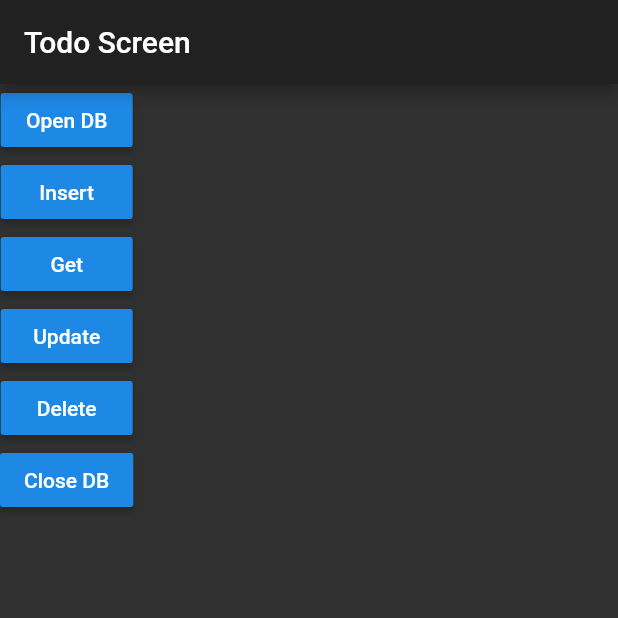
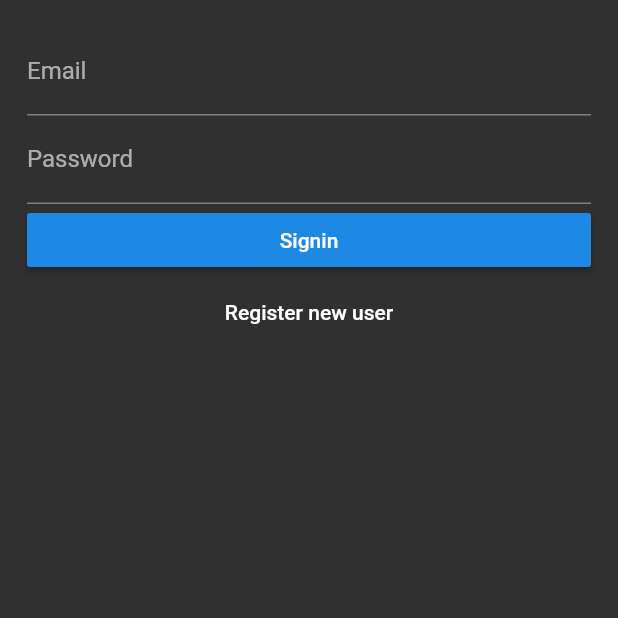
Before and after one commit to Pannita2212/lab01, a Flutter app: the screen it shows after launch, on a phone screen of 412 x 824 dp, the top half of it. Run offline on Flutter 3.47's test engine with Material 2 defaults, Android fonts, the phone set to English and light mode, and no system bars; our stand-ins replace datetime_picker_formfield, firebase_auth, image_picker, sqflite; accounts and stored records are empty.

Commit message:
set firebase

```diff
--- a/lib/main.dart
+++ b/lib/main.dart
@@ -1,8 +1,10 @@
 import 'package:flutter/material.dart';
-import './ui/first_screen.dart';
-import './ui/second_screen.dart';
-import './ui/my_custom_form.dart';
-import './ui/todo_screen.dart';
+import './ui/login_screen.dart';
+import './ui/register_screen.dart';
+// import './ui/first_screen.dart';
+// import './ui/second_screen.dart';
+// import './ui/my_custom_form.dart';
+// import './ui/todo_screen.dart';
 
 void main() => runApp(MyApp());
 
@@ -20,8 +22,8 @@ class MyApp extends StatelessWidget {
       // home: MyHomePage(),
       initialRoute: '/',
       routes: {
-        '/': (context) => TodoScreen(),
-        '/second': (context) => SecondScreen(),
+        '/': (context) => LoginScreen(),
+        '/register': (context) => RegisterScreen(),
       },
     );
   }
--- /dev/null
+++ b/lib/ui/login_screen.dart
@@ -0,0 +1,72 @@
+import 'package:flutter/material.dart';
+import 'package:firebase_auth/firebase_auth.dart';
+
+class LoginScreen extends StatefulWidget {
+  @override
+  State<StatefulWidget> createState() {
+    return LoginScreenState();
+  }
+}
+
+class LoginScreenState extends State<LoginScreen> {
+  final _formkey = GlobalKey<FormState>();
+  FirebaseAuth auth = FirebaseAuth.instance;
+
+  @override
+  Widget build(BuildContext context) {
+    return Scaffold(
+      body: Padding(
+        padding: EdgeInsets.all(18),
+        child: Form(
+          key: _formkey,
+          child: Column(
+            children: <Widget>[
+              TextFormField(
+                decoration: InputDecoration(labelText: "Email"),
+                keyboardType: TextInputType.emailAddress,
+                validator: (value){
+                  if(value.isEmpty) return "Email is required";
+                },
+              ),
+              TextFormField(
+                decoration: InputDecoration(labelText: "Password"),
+                obscureText: true,
+                validator: (value){
+                  if(value.isEmpty) return "Password is required";
+                },
+              ),
+              Row(
+                children: <Widget>[
+                  Expanded(
+                    flex: 1,
+                    child: RaisedButton(
+                      child: Text("Signin"),
+                      onPressed: () {
+                        auth.signInWithEmailAndPassword(
+                          email: "x@x.com",
+                          password: "12345678"
+                        ).then((FirebaseUser user){
+                          if(user.isEmailVerified){
+                            print("go to home screen");
+                          }else{
+                            print("Please check your email");
+                          }
+                        });
+                      },
+                    ),
+                  ),
+                ],
+              ),
+              FlatButton(
+                child: Text("Register new user"),
+                onPressed: () {
+                  Navigator.pushNamed(context, "/register");
+                },
+              )
+            ],
+          ),
+        ),
+      ),
+    );
+  }
+}
--- a/pubspec.yaml
+++ b/pubspec.yaml
@@ -22,6 +22,8 @@ dependencies:
   http: ^0.11.3
   path_provider: ^0.4.1
   sqflite: ^0.12.2+1
+  firebase_core: ^0.2.5
+  firebase_auth: ^0.6.5
 
   # The following adds the Cupertino Icons font to your application.
   # Use with the CupertinoIcons class for iOS style icons.
```
Also changed, not shown: lib/ui/register_screen.dart (added, +76 -0 lines), 3 other files.
